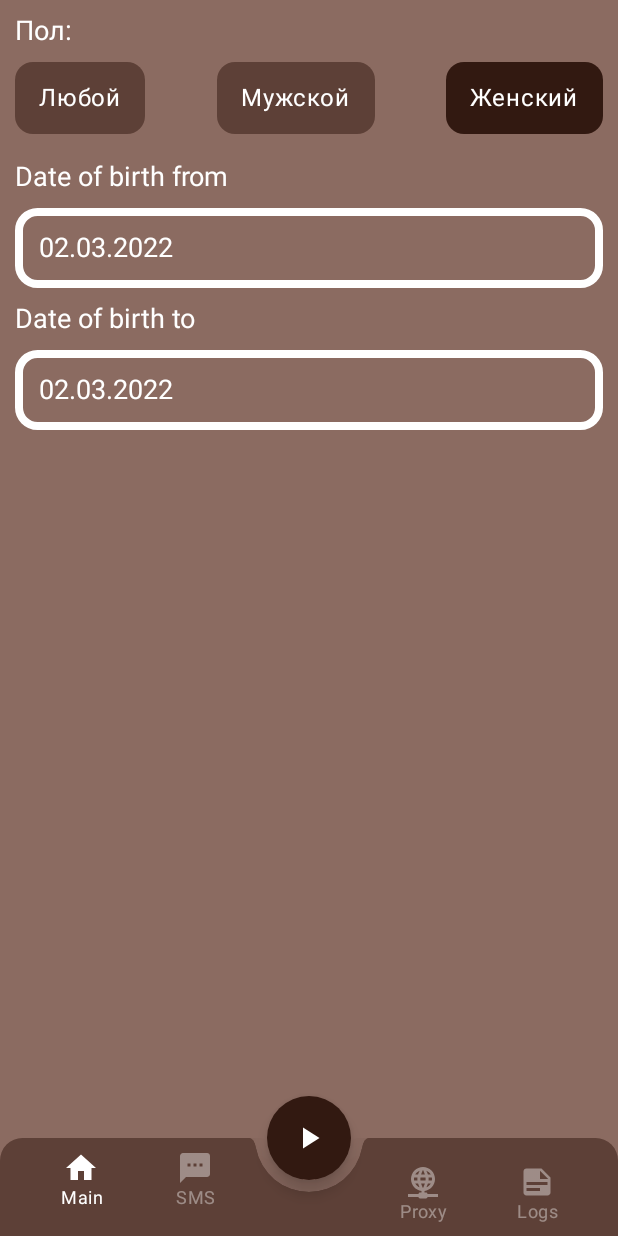
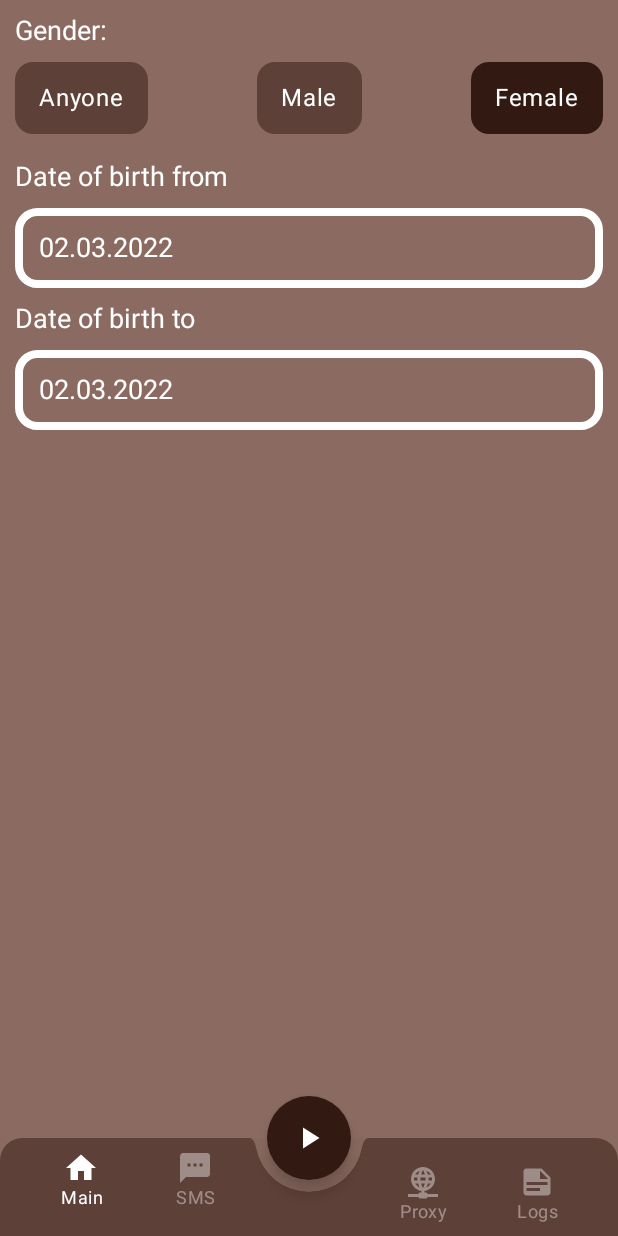
Before and after one commit to radik-nazmiev/SocRegPublic, an Android app built with Jetpack Compose: the main screen opened through its navigation route, on a phone screen of 412 x 824 dp. Run offline under Robolectric (Android 15) with nearby library versions, the phone set to English and light mode, and no system bars; our stand-ins replace AdMob, Room's generated code, accompanist, livedata-compose; libraries missing offline, so code that uses them is left out: com.androidnetworking.

Commit message:
began to work on the class work
began to work on the class work

```diff
--- a/app/src/main/java/rnstudio/socreg/SMSServiceView.kt
+++ b/app/src/main/java/rnstudio/socreg/SMSServiceView.kt
@@ -7,6 +7,7 @@ import androidx.compose.runtime.*
 import androidx.compose.ui.Modifier
 import androidx.compose.ui.graphics.Color
 import androidx.compose.ui.res.colorResource
+import androidx.compose.ui.res.stringResource
 import androidx.compose.ui.tooling.preview.Preview
 import androidx.compose.ui.unit.dp
 import androidx.compose.ui.unit.sp
@@ -64,7 +65,7 @@ class SMSServiceView(_name: String, _apiKey: String, _id: Int) {
                         .fillMaxWidth()
                 ) {
                     Text(
-                        text = "По умолчанию",
+                        text = stringResource(id = R.string.by_default),
                         color = Color.White,
                         fontSize = 14.sp
                     )
@@ -75,7 +76,7 @@ class SMSServiceView(_name: String, _apiKey: String, _id: Int) {
                     .fillMaxWidth()
             ) {
                 Text(
-                    text = "Баланс: $balance",
+                    text = stringResource(id = R.string.balance) + ": $balance",
                     color = Color.White,
                     fontSize = 14.sp
                 )
--- /dev/null
+++ b/app/src/main/java/rnstudio/socreg/services/RegServiceListener.kt
@@ -0,0 +1,6 @@
+package rnstudio.socreg.services
+
+interface RegServiceListener {
+
+    fun onStop()
+}
--- a/app/src/main/java/rnstudio/socreg/ui/custom/BDateSelectRow.kt
+++ b/app/src/main/java/rnstudio/socreg/ui/custom/BDateSelectRow.kt
@@ -103,7 +103,7 @@ private fun BDateSelectView(datePicked : String?, updatedDate : ( date : Long? )
 private fun timeToDate(time: String?): String?{
     val simpleDateFormat = SimpleDateFormat("dd.MM.yyyy")
     val calendar = Calendar.getInstance()
-    if (time != null) {
+    if (time != null && time.isNotEmpty()) {
         calendar.timeInMillis = time.toLong()
     }
     return simpleDateFormat.format(calendar.time)
--- a/app/src/main/java/rnstudio/socreg/ui/custom/ContentScreens.kt
+++ b/app/src/main/java/rnstudio/socreg/ui/custom/ContentScreens.kt
@@ -179,7 +179,7 @@ fun MoviesScreen() {
             .wrapContentSize(Alignment.Center)
     ) {
         Text(
-            text = "Movies View",
+            text = "",
             fontWeight = FontWeight.Bold,
             color = Color.White,
             modifier = Modifier.align(Alignment.CenterHorizontally),
@@ -331,7 +331,7 @@ fun ProfileScreen() {
             .wrapContentSize(Alignment.Center)
     ) {
         Text(
-            text = "Profile View",
+            text = "",
             fontWeight = FontWeight.Bold,
             color = Color.White,
             modifier = Modifier.align(Alignment.CenterHorizontally),
--- a/app/src/main/java/rnstudio/socreg/ui/custom/SexSelectRow.kt
+++ b/app/src/main/java/rnstudio/socreg/ui/custom/SexSelectRow.kt
@@ -1,5 +1,6 @@
 package rnstudio.socreg.ui.custom
 
+import android.content.Context
 import androidx.compose.foundation.background
 import androidx.compose.foundation.clickable
 import androidx.compose.foundation.layout.*
@@ -14,6 +15,7 @@ import androidx.compose.ui.draw.clip
 import androidx.compose.ui.graphics.Color
 import androidx.compose.ui.platform.LocalContext
 import androidx.compose.ui.res.colorResource
+import androidx.compose.ui.res.stringResource
 import androidx.compose.ui.tooling.preview.Preview
 import androidx.compose.ui.unit.dp
 import androidx.compose.ui.unit.sp
@@ -32,6 +34,7 @@ import rnstudio.socreg.view_models.MainScreenViewModel
 fun SexSelectRow() {
     val coroutineScope = rememberCoroutineScope()
     val dataStorePreferenceRepository = App.getDataStore()
+    val context = LocalContext.current
     val viewModel: MainScreenViewModel = viewModel(factory = DataStoreViewModelFactory(dataStorePreferenceRepository))
     val genders by viewModel.userGenders.observeAsState()
     viewModel.getSelectedGender()
@@ -45,7 +48,7 @@ fun SexSelectRow() {
         modifier = Modifier.padding(0.dp, 0.dp, 0.dp, 10.dp)
     ){
         Text(
-            text = "Пол:",
+            text = stringResource(id = R.string.gender) + ":",
             color = Color.White,
             fontSize = 18.sp
         )
@@ -66,7 +69,7 @@ fun SexSelectRow() {
             )
             {
                 Text(
-                    text = genderMatching(gender.name),
+                    text = genderMatching(gender.name, context),
                     style = MaterialTheme.typography.body1.merge(),
                     color = Color.White,
                     modifier = Modifier
@@ -110,21 +113,12 @@ class DataStoreViewModelFactory(private val dataStorePreferenceRepository: DataS
         }
     }
 
-private fun genderMatching(selectedGender: String): String{
+private fun genderMatching(selectedGender: String, context: Context): String{
     return when(selectedGender){
-        "unset" -> "Любой"
-        "woman" -> "Женский"
-        "man" -> "Мужской"
-        else -> "Любой"
-    }
-}
-
-private fun genderReversMatching(selectedGender: String): String{
-    return when(selectedGender){
-        "Любой" -> "unset"
-        "Женский" -> "woman"
-        "Мужской" -> "man"
-        else -> "unset"
+        "unset" -> context.getString(R.string.anyone)
+        "woman" -> context.getString(R.string.female)
+        "man" -> context.getString(R.string.male)
+        else -> context.getString(R.string.anyone)
     }
 }
 
--- a/app/src/main/res/values/strings.xml
+++ b/app/src/main/res/values/strings.xml
@@ -13,4 +13,10 @@
     <string name="account_registration">Account registration</string>
     <string name="date_birth_from">Date of birth from</string>
     <string name="date_of_birth_to">Date of birth to</string>
+    <string name="gender">Gender</string>
+    <string name="anyone">Anyone</string>
+    <string name="female">Female</string>
+    <string name="male">Male</string>
+    <string name="balance">Balance</string>
+    <string name="by_default">By default</string>
 </resources>
```
Also changed, not shown: app/src/main/java/rnstudio/socreg/services/RegServices.kt (+8 -0 lines), app/src/main/java/rnstudio/socreg/utils/Work.kt (added, +24 -0 lines), 3 other files.
